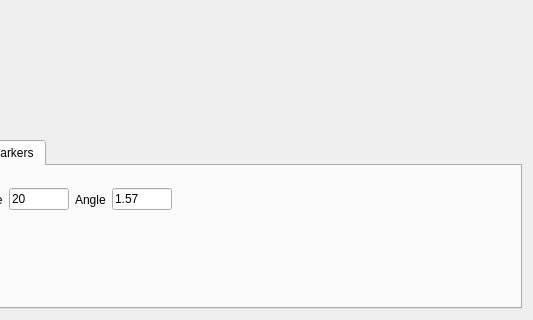
Qt form CMainWindow.ui (clebail/ia) before a commit; both pictures show x 289 to 822 and y 477 to 797 of the 822 by 797 pixel window.
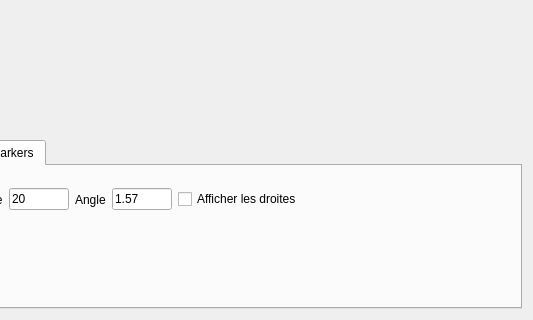
The same form after that commit. The open tabs and pages were chosen to show the change. Custom widgets are drawn as their Qt base class.

What changed in the file:
```diff
--- a/CMainWindow.ui
+++ b/CMainWindow.ui
@@ -509,6 +509,13 @@
                 </property>
                </widget>
               </item>
+              <item>
+               <widget class="QCheckBox" name="cbShowDroite">
+                <property name="text">
+                 <string>Afficher les droites</string>
+                </property>
+               </widget>
+              </item>
               <item>
                <spacer name="horizontalSpacer_4">
                 <property name="orientation">
```
Left out of the diff: 44 changed lines with no effect on the pictures.
